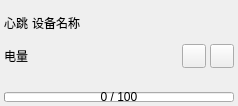
The window that UAVManage/devicecontrol.ui (gessd/UAVManage) describes before a commit, drawn with Qt 5.
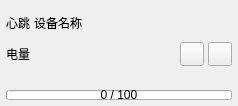
The same window after the commit. Icons and pictures are not drawn.

Commit message: 调整设备控制列表布局

The edit to the form file:
```diff
--- a/UAVManage/devicecontrol.ui
+++ b/UAVManage/devicecontrol.ui
@@ -21,16 +21,16 @@
     <number>2</number>
    </property>
    <property name="leftMargin">
-    <number>4</number>
+    <number>6</number>
    </property>
    <property name="topMargin">
-    <number>4</number>
+    <number>6</number>
    </property>
    <property name="rightMargin">
-    <number>4</number>
+    <number>6</number>
    </property>
    <property name="bottomMargin">
-    <number>4</number>
+    <number>6</number>
    </property>
    <item>
     <layout class="QHBoxLayout" name="horizontalLayout">
```
The commit also changes 5 other files.
